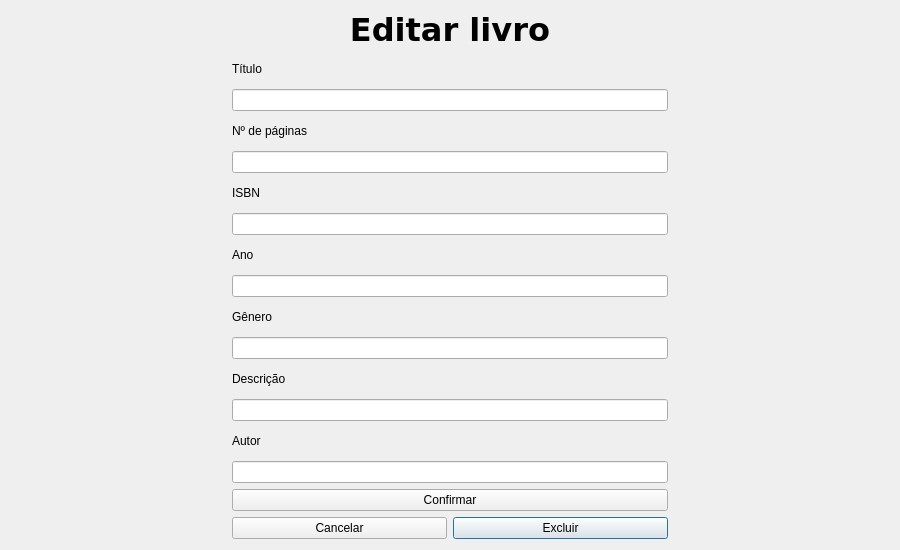
adrianorocha-dev/PiltoverLibrary, file atualizar_livro.ui: the form before one commit.
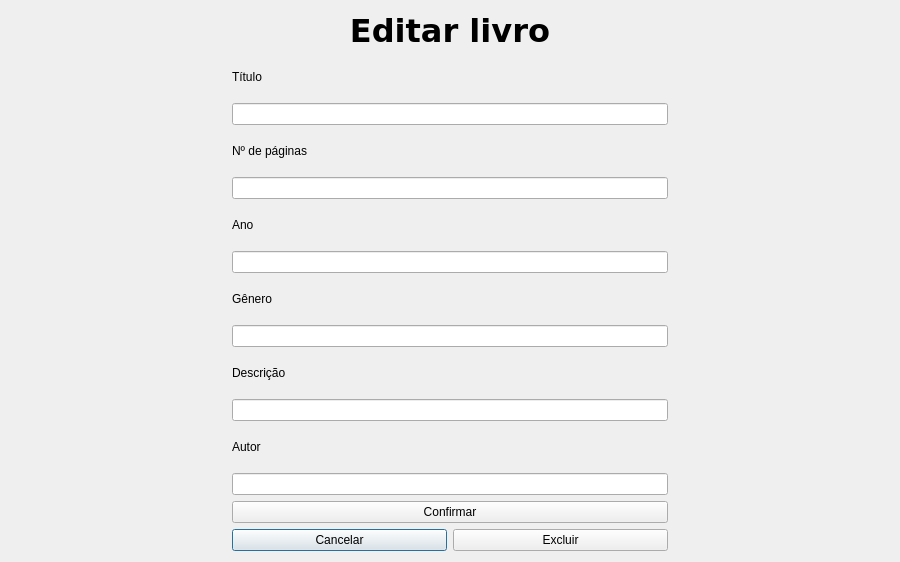
The form after the commit. Icons and pictures are not drawn.

Commit message: Função de apagar usuário

What changed in the file:
```diff
--- a/atualizar_livro.ui
+++ b/atualizar_livro.ui
@@ -7,55 +7,14 @@
     <x>0</x>
     <y>0</y>
     <width>900</width>
-    <height>550</height>
+    <height>562</height>
    </rect>
   </property>
   <property name="windowTitle">
    <string>Dialog</string>
   </property>
   <layout class="QGridLayout" name="gridLayout">
-   <item row="10" column="1" colspan="2">
-    <widget class="QLineEdit" name="lineEdit_Genero"/>
-   </item>
-   <item row="6" column="1" colspan="2">
-    <widget class="QLineEdit" name="lineEdit_ISBN"/>
-   </item>
-   <item row="8" column="1" colspan="2">
-    <widget class="QLineEdit" name="lineEdit_ano"/>
-   </item>
-   <item row="16" column="2">
-    <widget class="QPushButton" name="pushButton_Excluir">
-     <property name="text">
-      <string>Excluir</string>
-     </property>
-     <property name="icon">
-      <iconset>
-       <normaloff>PiltoverLibrary/Icon/garbage.png</normaloff>
-       <normalon>Icon/garbage.png</normalon>PiltoverLibrary/Icon/garbage.png</iconset>
-     </property>
-    </widget>
-   </item>
-   <item row="14" column="1" colspan="2">
-    <widget class="QLineEdit" name="lineEdit_autor"/>
-   </item>
-   <item row="12" column="1" colspan="2">
-    <widget class="QLineEdit" name="lineEdit_descricao"/>
-   </item>
-   <item row="13" column="1" colspan="3">
-    <widget class="QLabel" name="label_7">
-     <property name="text">
-      <string>Autor</string>
-     </property>
-    </widget>
-   </item>
-   <item row="11" column="1" colspan="3">
-    <widget class="QLabel" name="label_6">
-     <property name="text">
-      <string>Descrição</string>
-     </property>
-    </widget>
-   </item>
-   <item row="16" column="1">
+   <item row="15" column="1">
     <widget class="QPushButton" name="pushButton_cancelar">
      <property name="enabled">
       <bool>true</bool>
@@ -76,55 +35,63 @@
      </property>
     </widget>
    </item>
-   <item row="6" column="0">
-    <spacer name="horizontalSpacer">
-     <property name="orientation">
-      <enum>Qt::Horizontal</enum>
-     </property>
-     <property name="sizeType">
-      <enum>QSizePolicy::Minimum</enum>
-     </property>
-     <property name="sizeHint" stdset="0">
-      <size>
-       <width>40</width>
-       <height>20</height>
-      </size>
-     </property>
-    </spacer>
-   </item>
-   <item row="6" column="3">
-    <spacer name="horizontalSpacer_2">
-     <property name="orientation">
-      <enum>Qt::Horizontal</enum>
-     </property>
-     <property name="sizeType">
-      <enum>QSizePolicy::Minimum</enum>
-     </property>
-     <property name="sizeHint" stdset="0">
-      <size>
-       <width>40</width>
-       <height>20</height>
-      </size>
-     </property>
-    </spacer>
-   </item>
-   <item row="7" column="1" colspan="3">
-    <widget class="QLabel" name="label_4">
+   <item row="10" column="1" colspan="3">
+    <widget class="QLabel" name="label_6">
      <property name="text">
-      <string>Ano</string>
+      <string>Descrição</string>
      </property>
     </widget>
    </item>
-   <item row="4" column="1" colspan="2">
-    <widget class="QLineEdit" name="lineEdit_numerodepaginas"/>
-   </item>
-   <item row="9" column="1" colspan="3">
+   <item row="8" column="1" colspan="3">
     <widget class="QLabel" name="label_5">
      <property name="text">
       <string>Gênero</string>
      </property>
     </widget>
    </item>
+   <item row="15" column="2">
+    <widget class="QPushButton" name="pushButton_Excluir">
+     <property name="text">
+      <string>Excluir</string>
+     </property>
+     <property name="icon">
+      <iconset>
+       <normaloff>PiltoverLibrary/Icon/garbage.png</normaloff>
+       <normalon>Icon/garbage.png</normalon>PiltoverLibrary/Icon/garbage.png</iconset>
+     </property>
+    </widget>
+   </item>
+   <item row="11" column="1" colspan="2">
+    <widget class="QLineEdit" name="lineEdit_descricao"/>
+   </item>
+   <item row="12" column="1" colspan="3">
+    <widget class="QLabel" name="label_7">
+     <property name="text">
+      <string>Autor</string>
+     </property>
+    </widget>
+   </item>
+   <item row="1" column="1" colspan="3">
+    <widget class="QLabel" name="label_titulo">
+     <property name="text">
+      <string>Título</string>
+     </property>
+    </widget>
+   </item>
+   <item row="3" column="1" colspan="3">
+    <widget class="QLabel" name="label_editora">
+     <property name="text">
+      <string>Nº de páginas</string>
+     </property>
+    </widget>
+   </item>
+   <item row="6" column="1" colspan="3">
+    <widget class="QLabel" name="label_4">
+     <property name="text">
+      <string>Ano</string>
+     </property>
+    </widget>
+   </item>
    <item row="0" column="0" rowspan="3">
     <widget class="QPushButton" name="pushButton_3">
      <property name="styleSheet">
@@ -148,31 +115,19 @@
      </property>
     </widget>
    </item>
-   <item row="1" column="1" colspan="3">
-    <widget class="QLabel" name="label_titulo">
-     <property name="text">
-      <string>Título</string>
-     </property>
-    </widget>
+   <item row="13" column="1" colspan="2">
+    <widget class="QLineEdit" name="lineEdit_autor"/>
    </item>
-   <item row="3" column="1" colspan="3">
-    <widget class="QLabel" name="label_editora">
-     <property name="text">
-      <string>Nº de páginas</string>
-     </property>
-    </widget>
+   <item row="7" column="1" colspan="2">
+    <widget class="QLineEdit" name="lineEdit_ano"/>
    </item>
-   <item row="5" column="1" colspan="3">
-    <widget class="QLabel" name="label_2">
-     <property name="text">
-      <string>ISBN</string>
-     </property>
-    </widget>
+   <item row="9" column="1" colspan="2">
+    <widget class="QLineEdit" name="lineEdit_Genero"/>
    </item>
    <item row="2" column="1" colspan="2">
     <widget class="QLineEdit" name="lineEdit_titulo"/>
    </item>
-   <item row="15" column="1" colspan="2">
+   <item row="14" column="1" colspan="2">
     <widget class="QPushButton" name="pushButton_confirmar">
      <property name="text">
       <string>Confirmar</string>
@@ -202,6 +157,41 @@
      </property>
     </widget>
    </item>
+   <item row="4" column="1" colspan="2">
+    <widget class="QLineEdit" name="lineEdit_numerodepaginas"/>
+   </item>
+   <item row="6" column="0">
+    <spacer name="horizontalSpacer">
+     <property name="orientation">
+      <enum>Qt::Horizontal</enum>
+     </property>
+     <property name="sizeType">
+      <enum>QSizePolicy::Minimum</enum>
+     </property>
+     <property name="sizeHint" stdset="0">
+      <size>
+       <width>40</width>
+       <height>20</height>
+      </size>
+     </property>
+    </spacer>
+   </item>
+   <item row="7" column="3">
+    <spacer name="horizontalSpacer_2">
+     <property name="orientation">
+      <enum>Qt::Horizontal</enum>
+     </property>
+     <property name="sizeType">
+      <enum>QSizePolicy::Minimum</enum>
+     </property>
+     <property name="sizeHint" stdset="0">
+      <size>
+       <width>40</width>
+       <height>20</height>
+      </size>
+     </property>
+    </spacer>
+   </item>
   </layout>
  </widget>
  <resources/>
```
The commit also changes 2 other files.
